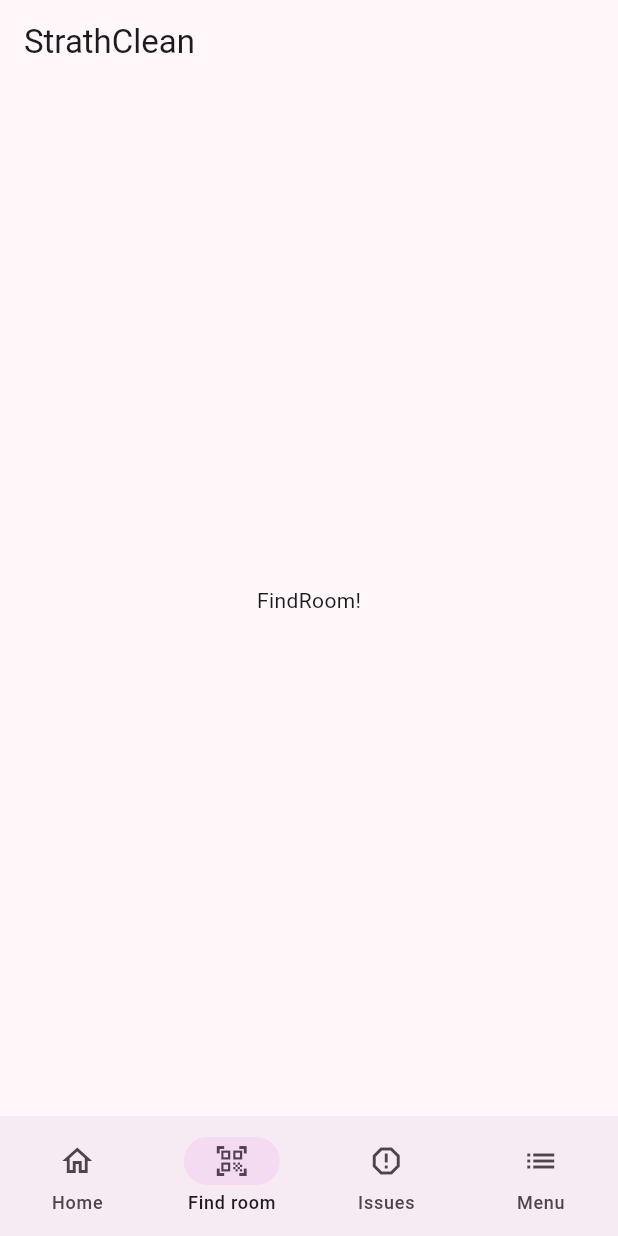
After one commit to teuos/StrathClean, a Flutter app: the FindRoomPage screen opened directly, on a phone screen of 412 x 824 dp. The commit adds this screen. Run offline on Flutter 3.47's test engine with Material 3 defaults, Android fonts, the phone set to English and light mode, and no system bars.

Commit message:
navbar and page outlines

```diff
--- a/frontend/lib/app.dart
+++ b/frontend/lib/app.dart
@@ -2,6 +2,10 @@ import 'package:flutter/material.dart';
 
 import 'package:strath_clean/features/auth/login_page.dart';
 import 'package:strath_clean/theme/app_colors.dart';
+import 'package:strath_clean/features/pages/home.dart';
+import 'package:strath_clean/features/pages/findroom.dart';
+import 'package:strath_clean/features/pages/issues.dart';
+import 'package:strath_clean/features/pages/menu.dart';
 
 class StrathCleanApp extends StatelessWidget {
   const StrathCleanApp({super.key});
@@ -12,12 +16,24 @@ class StrathCleanApp extends StatelessWidget {
       title: 'StrathClean',
       debugShowCheckedModeBanner: false,
       theme: ThemeData(
-        colorScheme: ColorScheme.fromSeed(seedColor: brandTeal),
+        colorScheme: ColorScheme.fromSeed(seedColor: const Color.fromARGB(255, 225, 123, 236)),
       ),
       initialRoute: '/',
-      routes: {
-        '/': (context) => const LoginPage(),
-      },
+      onGenerateRoute: (settings) {
+      final pages = <String, Widget>{
+        '/': const LoginPage(),
+        '/home': const HomePage(),
+        '/findroom': const FindRoomPage(),
+        '/issues': const IssuesPage(),
+        '/menu': const MenuPage(),
+      };
+      return PageRouteBuilder(
+        settings: settings,
+        pageBuilder: (_, __, ___) => pages[settings.name] ?? const LoginPage(),
+        transitionDuration: Duration.zero,
+        reverseTransitionDuration: Duration.zero,
+      );
+    },
     );
   }
 }
--- a/frontend/lib/features/auth/login_page.dart
+++ b/frontend/lib/features/auth/login_page.dart
@@ -49,6 +49,7 @@ class _LoginPageState extends State<LoginPage> {
     if (!_formKey.currentState!.validate()) return;
     final email = _emailController.text.trim();
     // TODO: hook up login logic here.
+    Navigator.pushReplacementNamed(context, '/home');
     ScaffoldMessenger.of(context).showSnackBar(
       SnackBar(content: Text('Logging in as $email')),
     );
--- /dev/null
+++ b/frontend/lib/features/pages/findroom.dart
@@ -0,0 +1,18 @@
+import 'package:flutter/material.dart';
+
+import 'package:strath_clean/widgets/navbar.dart';
+
+class FindRoomPage extends StatelessWidget {
+  const FindRoomPage({super.key});
+
+  @override
+  Widget build(BuildContext context) {
+    return Scaffold(
+      appBar: AppBar(title: const Text('StrathClean')),
+      body: const Center(child: Text('FindRoom!')),
+      bottomNavigationBar: const AppNavBar(currentIndex: 1)
+    );
+  }
+
+
+}
--- /dev/null
+++ b/frontend/lib/features/pages/home.dart
@@ -0,0 +1,18 @@
+import 'package:flutter/material.dart';
+
+import 'package:strath_clean/widgets/navbar.dart';
+
+class HomePage extends StatelessWidget {
+  const HomePage({super.key});
+
+  @override
+  Widget build(BuildContext context) {
+    return Scaffold(
+      appBar: AppBar(title: const Text('StrathClean')),
+      body: const Center(child: Text('Home!')),
+      bottomNavigationBar: const AppNavBar(currentIndex: 0)
+    );
+  }
+
+
+}
--- /dev/null
+++ b/frontend/lib/features/pages/issues.dart
@@ -0,0 +1,18 @@
+import 'package:flutter/material.dart';
+
+import 'package:strath_clean/widgets/navbar.dart';
+
+class IssuesPage extends StatelessWidget {
+  const IssuesPage({super.key});
+
+  @override
+  Widget build(BuildContext context) {
+    return Scaffold(
+      appBar: AppBar(title: const Text('StrathClean')),
+      body: const Center(child: Text('Issues!')),
+      bottomNavigationBar: const AppNavBar(currentIndex: 2)
+    );
+  }
+
+
+}
--- /dev/null
+++ b/frontend/lib/features/pages/menu.dart
@@ -0,0 +1,18 @@
+import 'package:flutter/material.dart';
+
+import 'package:strath_clean/widgets/navbar.dart';
+
+class MenuPage extends StatelessWidget {
+  const MenuPage({super.key});
+
+  @override
+  Widget build(BuildContext context) {
+    return Scaffold(
+      appBar: AppBar(title: const Text('StrathClean')),
+      body: const Center(child: Text('Menu!')),
+      bottomNavigationBar: const AppNavBar(currentIndex: 3)
+    );
+  }
+
+
+}
--- /dev/null
+++ b/frontend/lib/widgets/navbar.dart
@@ -0,0 +1,27 @@
+// lib/widgets/app_nav_bar.dart
+import 'package:flutter/material.dart';
+
+class AppNavBar extends StatelessWidget {
+  const AppNavBar({super.key, required this.currentIndex});
+
+  final int currentIndex;
+  static const _routes = ['/home', '/findroom', '/issues', '/menu'];
+
+  @override
+  Widget build(BuildContext context) {
+    return NavigationBar(
+      selectedIndex: currentIndex,
+      onDestinationSelected: (i) {
+        if (i != currentIndex) {
+          Navigator.pushReplacementNamed(context, _routes[i]);
+        }
+      },
+      destinations: const [
+        NavigationDestination(icon: Icon(Icons.home_outlined), label: 'Home'),
+        NavigationDestination(icon: Icon(Icons.qr_code_scanner), label: 'Find room'),
+        NavigationDestination(icon: Icon(Icons.report_gmailerrorred), label: 'Issues'),
+        NavigationDestination(icon: Icon(Icons.list), label: 'Menu')
+      ],
+    );
+  }
+}
```
